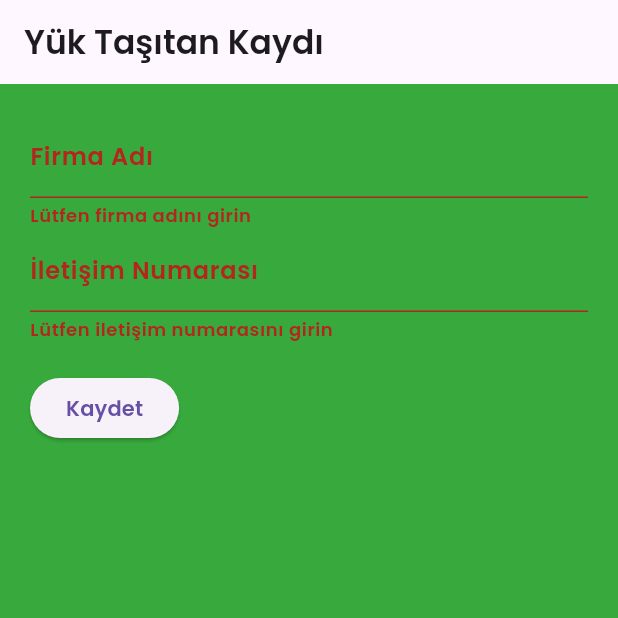
After one commit to ozcann159/LojistikApp, a Flutter app: the ShipperRegistrationPage screen opened directly, after a tap on "Kaydet", on a phone screen of 412 x 824 dp, the top half of it. The commit adds this screen. Run offline on Flutter 3.47's test engine with Material 3 defaults, Android fonts, the phone set to English and light mode, and no system bars; our stand-ins replace bloc, cloud_firestore, connectivity_plus, equatable, firebase_auth, firebase_core and 2 more; accounts and stored records are empty.

Commit message:
firebase integration, shipperPage edit

```diff
--- /dev/null
+++ b/lib/Pages/shipperRegistrationPage.dart
@@ -0,0 +1,103 @@
+import 'package:cloud_firestore/cloud_firestore.dart';
+import 'package:firebase_auth/firebase_auth.dart';
+import 'package:flutter/material.dart';
+import 'package:loadspotter/Pages/load_postings_screen.dart';
+
+class ShipperRegistrationPage extends StatefulWidget {
+  const ShipperRegistrationPage({Key? key}) : super(key: key);
+
+  @override
+  _ShipperRegistrationPageState createState() =>
+      _ShipperRegistrationPageState();
+}
+
+class _ShipperRegistrationPageState extends State<ShipperRegistrationPage> {
+  final _formKey = GlobalKey<FormState>();
+  final _companyController = TextEditingController();
+  final _contactNumberController = TextEditingController();
+
+  Future<void> _saveData() async {
+    if (_formKey.currentState!.validate()) {
+      String company = _companyController.text;
+      String contactNumber = _contactNumberController.text;
+
+      try {
+        User? user = FirebaseAuth.instance.currentUser;
+
+        if (user != null) {
+          await FirebaseFirestore.instance
+              .collection('shippers')
+              .doc(user.uid)
+              .set({
+            'company': company,
+            'contactNumber': contactNumber,
+            'userId': user.uid,
+          });
+
+          ScaffoldMessenger.of(context).showSnackBar(
+            SnackBar(content: Text('Yük taşıtan kaydı başarıyla tamamlandı')),
+          );
+
+          // Yönlendirme
+          Navigator.pushReplacement(
+            context,
+            MaterialPageRoute(builder: (context) => LoadPostingsScreen()),
+          );
+        } else {
+          ScaffoldMessenger.of(context).showSnackBar(
+            SnackBar(content: Text('Kullanıcı bilgileri alınamadı')),
+          );
+        }
+      } catch (e) {
+        ScaffoldMessenger.of(context).showSnackBar(
+          SnackBar(content: Text("Yük taşıtan kaydı başarısız oldu: $e")),
+        );
+      }
+    }
+  }
+
+  @override
+  Widget build(BuildContext context) {
+    return Scaffold(
+      appBar: AppBar(
+        title: Text('Yük Taşıtan Kaydı'),
+      ),
+      body: SingleChildScrollView(
+        padding: EdgeInsets.all(20.0),
+        child: Form(
+          key: _formKey,
+          child: Column(
+            crossAxisAlignment: CrossAxisAlignment.start,
+            children: <Widget>[
+              TextFormField(
+                controller: _companyController,
+                decoration: InputDecoration(labelText: 'Firma Adı'),
+                validator: (value) {
+                  if (value == null || value.isEmpty) {
+                    return 'Lütfen firma adını girin';
+                  }
+                  return null;
+                },
+              ),
+              TextFormField(
+                controller: _contactNumberController,
+                decoration: InputDecoration(labelText: 'İletişim Numarası'),
+                validator: (value) {
+                  if (value == null || value.isEmpty) {
+                    return 'Lütfen iletişim numarasını girin';
+                  }
+                  return null;
+                },
+              ),
+              SizedBox(height: 20.0),
+              ElevatedButton(
+                onPressed: _saveData,
+                child: Text('Kaydet'),
+              ),
+            ],
+          ),
+        ),
+      ),
+    );
+  }
+}
```
Also changed, not shown: lib/Pages/driver_register.dart (+6 -1 lines), lib/Pages/login_page.dart (+15 -11 lines), lib/Pages/signup_page.dart (+26 -11 lines).
